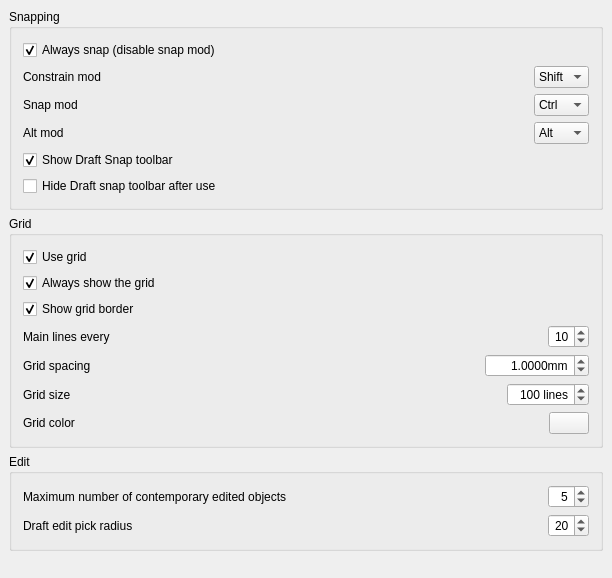
Old version of the form src/Mod/Draft/Resources/ui/preferences-draftsnap.ui in the repository southseact-3d/fcd.
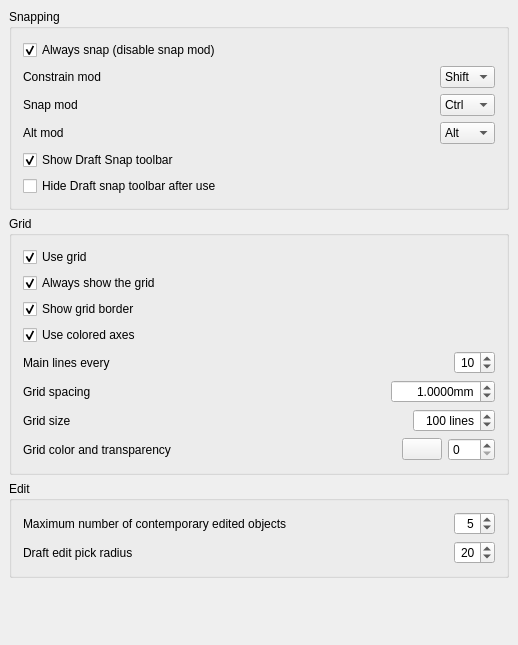
New version of the form. Custom widgets are drawn as their Qt base class.

Commit message: Draft: Colored grid axes

Patch:
```diff
--- a/src/Mod/Draft/Resources/ui/preferences-draftsnap.ui
+++ b/src/Mod/Draft/Resources/ui/preferences-draftsnap.ui
@@ -6,8 +6,8 @@
    <rect>
     <x>0</x>
     <y>0</y>
-    <width>612</width>
-    <height>578</height>
+    <width>518</width>
+    <height>645</height>
    </rect>
   </property>
   <property name="windowTitle">
@@ -323,6 +323,25 @@
         </property>
        </widget>
       </item>
+      <item>
+       <widget class="Gui::PrefCheckBox" name="checkBox_2">
+        <property name="toolTip">
+         <string>If set, the grid will have its two main axes colored in red, green or blue when they match global axes</string>
+        </property>
+        <property name="text">
+         <string>Use colored axes</string>
+        </property>
+        <property name="checked">
+         <bool>true</bool>
+        </property>
+        <property name="prefEntry" stdset="0">
+         <cstring>coloredGridAxes</cstring>
+        </property>
+        <property name="prefPath" stdset="0">
+         <cstring>Mod/Draft</cstring>
+        </property>
+       </widget>
+      </item>
       <item>
        <layout class="QHBoxLayout" name="horizontalLayout_13">
         <item>
@@ -484,7 +503,7 @@
         <item>
          <widget class="QLabel" name="label_2">
           <property name="text">
-           <string>Grid color</string>
+           <string>Grid color and transparency</string>
           </property>
          </widget>
         </item>
@@ -521,6 +540,22 @@
           </property>
          </widget>
         </item>
+        <item>
+         <widget class="Gui::PrefSpinBox" name="spinBox_2">
+          <property name="toolTip">
+           <string>The overall transparency of the grid</string>
+          </property>
+          <property name="maximum">
+           <number>100</number>
+          </property>
+          <property name="prefEntry" stdset="0">
+           <cstring>gridTransparency</cstring>
+          </property>
+          <property name="prefPath" stdset="0">
+           <cstring>Mod/Draft</cstring>
+          </property>
+         </widget>
+        </item>
        </layout>
       </item>
      </layout>
```
Left out of the diff: 4 changed lines with no effect on the pictures. The commit also changes 2 other files.
